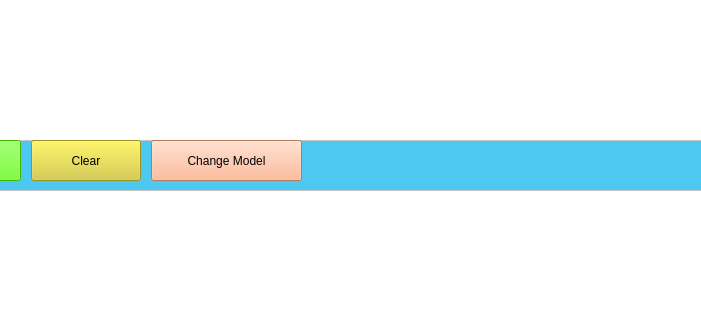
Before: the Qt Designer form SentencePieceTwitter/GUI/gui.ui in carban/PLNWorkshops, drawn with Qt 5; both pictures show x 99 to 800 and y 180 to 500 of the 800 by 600 pixel window.
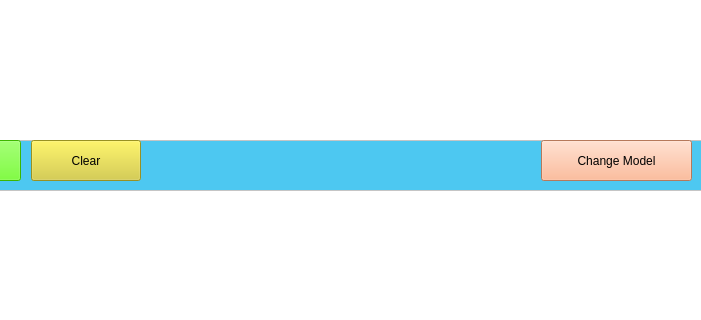
After: the same form once the commit is applied. Icons and pictures are not drawn.

The edit to the form file:
```diff
--- a/SentencePieceTwitter/GUI/gui.ui
+++ b/SentencePieceTwitter/GUI/gui.ui
@@ -108,7 +108,7 @@
    <widget class="QPushButton" name="pushButton_3">
     <property name="geometry">
      <rect>
-      <x>250</x>
+      <x>640</x>
       <y>320</y>
       <width>151</width>
       <height>41</height>
```
Left out of the diff: 8 changed lines with no effect on the pictures.
